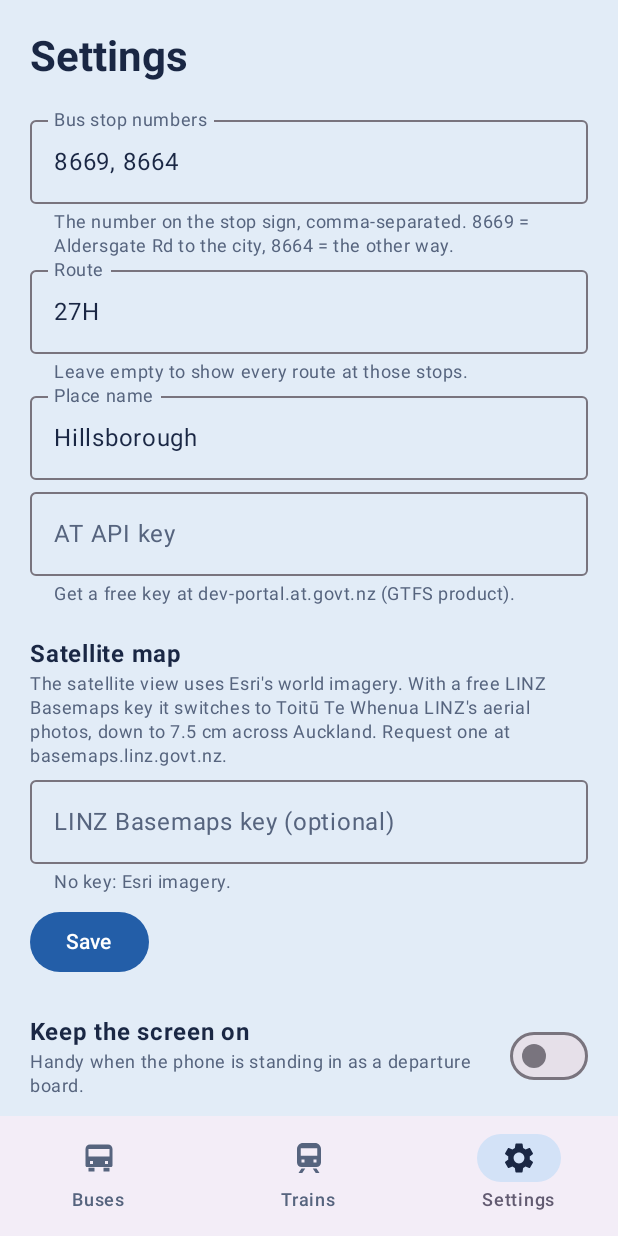
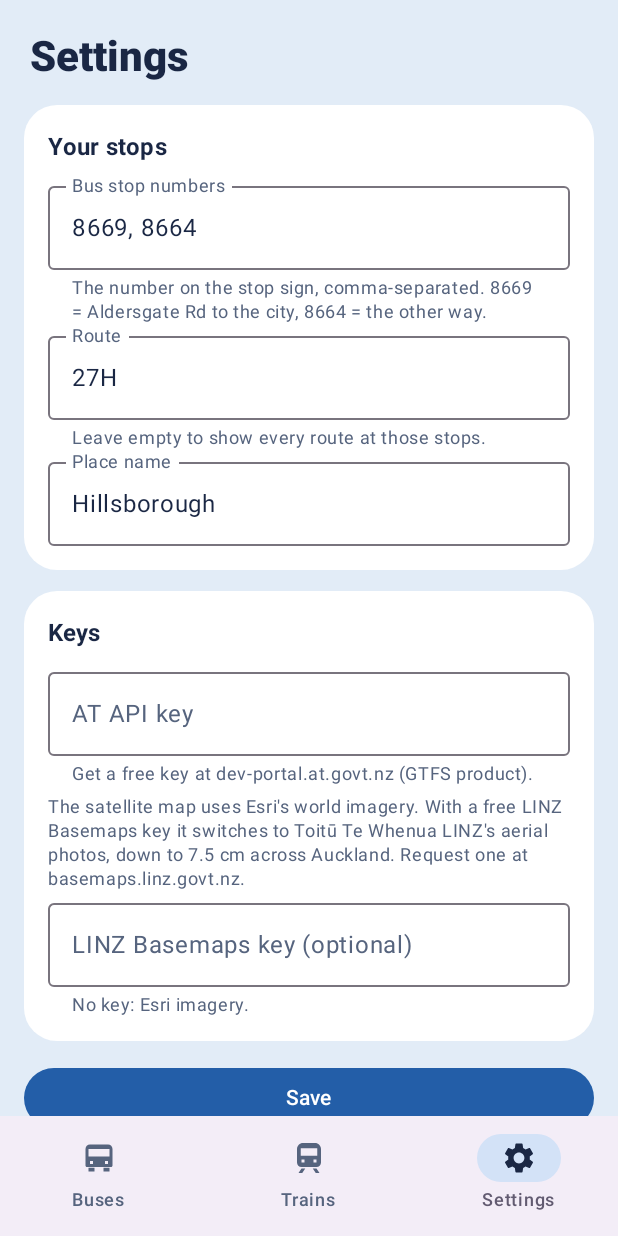
Before and after one commit to intelarc/akl-live-android, an Android app built with Jetpack Compose: the screen it shows after launch (MainActivity), item 3 of the bottom bar chosen, on a phone screen of 412 x 824 dp. Run offline under Robolectric (Android 15) with nearby library versions, the phone set to English and light mode, and no system bars; libraries missing offline, so code that uses them is left out: org.maplibre.android, org.maplibre.geojson; pictures from the network do not load; 18 statements that could not run were skipped.

Commit message:
Settings in cards, no location permission, more of the fleet
- Settings grouped into cards; credits for the maps and fleet list
- Strip the location permissions MapLibre's manifest adds (unused)
- Fleet table: Ritchies Enviro500 MMC double-deckers, NZ Bus Geely C13E
- README: maps, fleet list and branch builds

Co-Authored-By: Claude Opus 5.5 <noreply@anthropic.com>
Claude-Session: https://claude.ai/code/session_011C2fAvFFcMRkaF7qSvRA1v

```diff
--- a/app/src/main/AndroidManifest.xml
+++ b/app/src/main/AndroidManifest.xml
@@ -1,7 +1,11 @@
 <?xml version="1.0" encoding="utf-8"?>
-<manifest xmlns:android="http://schemas.android.com/apk/res/android">
+<manifest xmlns:android="http://schemas.android.com/apk/res/android"
+    xmlns:tools="http://schemas.android.com/tools">
 
     <uses-permission android:name="android.permission.INTERNET" />
+    <!-- MapLibre asks for location; the app never shows where you are -->
+    <uses-permission android:name="android.permission.ACCESS_COARSE_LOCATION" tools:node="remove" />
+    <uses-permission android:name="android.permission.ACCESS_FINE_LOCATION" tools:node="remove" />
 
     <application
         android:label="@string/app_name"
--- a/app/src/main/java/nz/aryan/akllive/ui/SettingsScreen.kt
+++ b/app/src/main/java/nz/aryan/akllive/ui/SettingsScreen.kt
@@ -1,5 +1,6 @@
 package nz.aryan.akllive.ui
 
+import androidx.compose.foundation.layout.Arrangement
 import androidx.compose.foundation.layout.Column
 import androidx.compose.foundation.layout.Row
 import androidx.compose.foundation.layout.Spacer
@@ -9,7 +10,10 @@ import androidx.compose.foundation.layout.height
 import androidx.compose.foundation.layout.padding
 import androidx.compose.foundation.rememberScrollState
 import androidx.compose.foundation.verticalScroll
+import androidx.compose.foundation.shape.RoundedCornerShape
 import androidx.compose.material3.Button
+import androidx.compose.material3.Card
+import androidx.compose.material3.CardDefaults
 import androidx.compose.material3.MaterialTheme
 import androidx.compose.material3.OutlinedTextField
 import androidx.compose.material3.Switch
@@ -36,9 +40,11 @@ fun SettingsScreen(vm: AppViewModel, modifier: Modifier, keepOn: Boolean, setKee
     var place by remember { mutableStateOf(p.place) }
     var linz by remember { mutableStateOf("") }
     var saved by remember { mutableStateOf(false) }
-    Column(modifier.fillMaxSize().verticalScroll(rememberScrollState()).padding(20.dp)) {
-        Text("Settings", style = MaterialTheme.typography.headlineMedium, fontWeight = FontWeight.Bold)
-        Spacer(Modifier.height(16.dp))
+    Column(modifier.fillMaxSize().verticalScroll(rememberScrollState()).padding(16.dp),
+           verticalArrangement = Arrangement.spacedBy(14.dp)) {
+        Text("Settings", style = MaterialTheme.typography.headlineMedium, fontWeight = FontWeight.Black,
+             modifier = Modifier.padding(start = 4.dp, top = 4.dp))
+        Section("Your stops") {
             OutlinedTextField(stops, { stops = it; saved = false }, Modifier.fillMaxWidth(),
                               label = { Text("Bus stop numbers") },
                               supportingText = { Text("The number on the stop sign, comma-separated. 8669 = Aldersgate Rd to the city, 8664 = the other way.") })
@@ -46,6 +52,8 @@ fun SettingsScreen(vm: AppViewModel, modifier: Modifier, keepOn: Boolean, setKee
                               label = { Text("Route") }, supportingText = { Text("Leave empty to show every route at those stops.") })
             OutlinedTextField(place, { place = it; saved = false }, Modifier.fillMaxWidth(),
                               label = { Text("Place name") })
+        }
+        Section("Keys") {
             OutlinedTextField(key, { key = it; saved = false }, Modifier.fillMaxWidth(),
                               label = { Text("AT API key") },
                               visualTransformation = PasswordVisualTransformation(),
@@ -54,11 +62,10 @@ fun SettingsScreen(vm: AppViewModel, modifier: Modifier, keepOn: Boolean, setKee
                                        else if (p.apiKey.isNotBlank()) "A key is set (ends …${p.apiKey.takeLast(4)})."
                                        else "Get a free key at dev-portal.at.govt.nz (GTFS product).")
                               })
-        Spacer(Modifier.height(20.dp))
-        Text("Satellite map", fontWeight = FontWeight.Bold)
-        Text("The satellite view uses Esri's world imagery. With a free LINZ Basemaps key it switches to " +
+            Text("The satellite map uses Esri's world imagery. With a free LINZ Basemaps key it switches to " +
                  "Toitū Te Whenua LINZ's aerial photos, down to 7.5 cm across Auckland. Request one at basemaps.linz.govt.nz.",
-             style = MaterialTheme.typography.bodySmall, color = MaterialTheme.colorScheme.onSurfaceVariant)
+                 style = MaterialTheme.typography.bodySmall, color = MaterialTheme.colorScheme.onSurfaceVariant,
+                 modifier = Modifier.padding(top = 6.dp))
             OutlinedTextField(linz, { linz = it; saved = false }, Modifier.fillMaxWidth(),
                               label = { Text("LINZ Basemaps key (optional)") },
                               visualTransformation = PasswordVisualTransformation(),
@@ -67,11 +74,12 @@ fun SettingsScreen(vm: AppViewModel, modifier: Modifier, keepOn: Boolean, setKee
                                        else if (p.linzKey.isNotBlank()) "A key is set (ends …${p.linzKey.takeLast(4)}): LINZ aerials."
                                        else "No key: Esri imagery.")
                               })
-        Spacer(Modifier.height(8.dp))
-        Button(onClick = { vm.saveSettings(key, stops, route, place, linz); saved = true; key = ""; linz = "" }) {
+        }
+        Button(onClick = { vm.saveSettings(key, stops, route, place, linz); saved = true; key = ""; linz = "" },
+               modifier = Modifier.fillMaxWidth()) {
             Text(if (saved) "Saved" else "Save")
         }
-        Spacer(Modifier.height(24.dp))
+        Section("Display") {
             Row(verticalAlignment = Alignment.CenterVertically) {
                 Column(Modifier.weight(1f)) {
                     Text("Keep the screen on", fontWeight = FontWeight.Bold)
@@ -80,11 +88,27 @@ fun SettingsScreen(vm: AppViewModel, modifier: Modifier, keepOn: Boolean, setKee
                 }
                 Switch(keepOn, setKeepOn)
             }
-        Spacer(Modifier.height(28.dp))
+        }
+        Column(Modifier.padding(horizontal = 4.dp)) {
             Text("AKL Live ${BuildConfig.VERSION_NAME}", style = MaterialTheme.typography.bodySmall,
                  color = MaterialTheme.colorScheme.onSurfaceVariant)
             Text("Live data from the Auckland Transport developer API. Not affiliated with Auckland Transport. " +
-             "The train map follows AT's post-CRL network map; the bus art is inspired by MSMGreen/at-departure-board.",
+                 "The train map follows AT's post-CRL network map; the bus art is inspired by MSMGreen/at-departure-board. " +
+                 "Maps by MapLibre, with imagery from Esri or LINZ and streets from OpenFreeMap / OpenStreetMap. " +
+                 "Bus models come from a community fleet list and may be incomplete.",
                  style = MaterialTheme.typography.bodySmall, color = MaterialTheme.colorScheme.onSurfaceVariant)
         }
     }
+}
+
+@Composable
+private fun Section(title: String, content: @Composable () -> Unit) {
+    Card(shape = RoundedCornerShape(22.dp),
+         colors = CardDefaults.cardColors(containerColor = MaterialTheme.colorScheme.surface)) {
+        Column(Modifier.fillMaxWidth().padding(16.dp)) {
+            Text(title, style = MaterialTheme.typography.titleMedium, fontWeight = FontWeight.Bold)
+            Spacer(Modifier.height(6.dp))
+            content()
+        }
+    }
+}
```
Also changed, not shown: 2 other files. Lines whose indentation alone changed are shown as unchanged.
